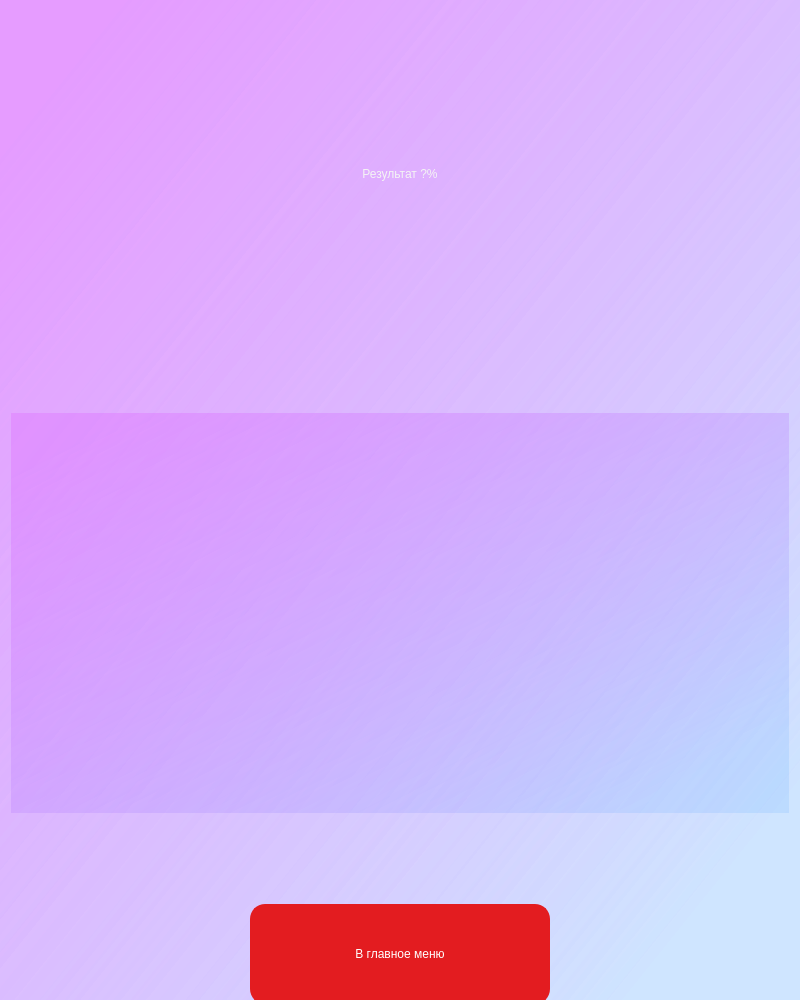
This is window/statisticwindow.ui in TimurOlegovichDev/Quizzy as Qt 5 draws it before an edit. The edited form follows.
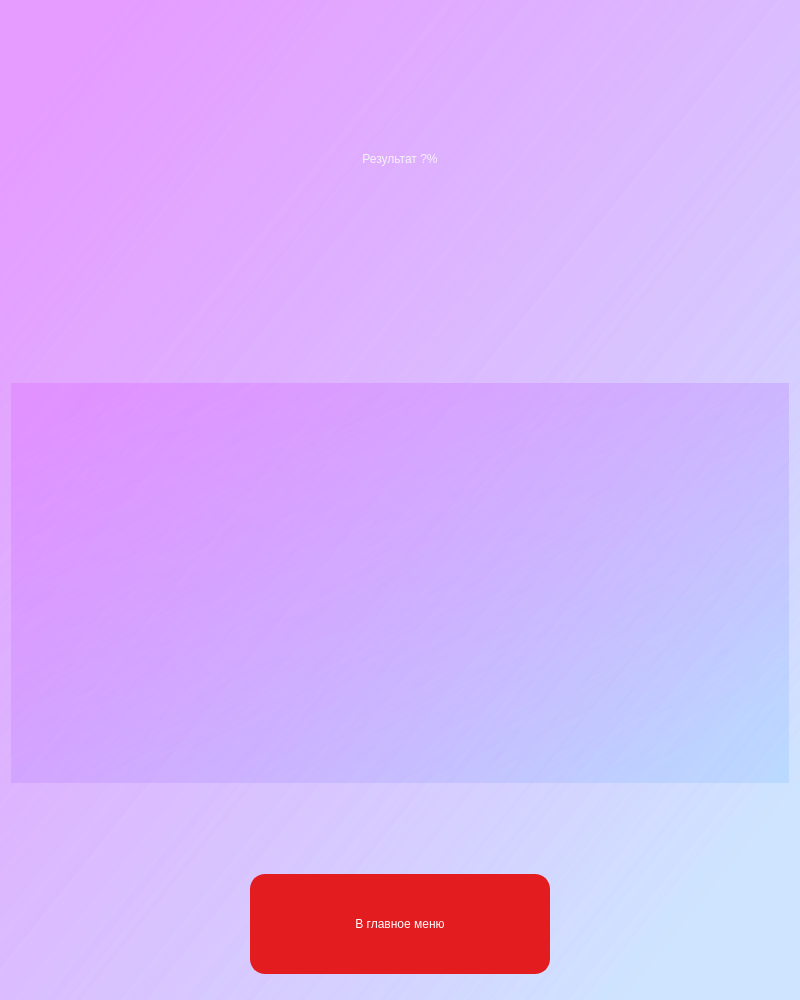
This is the edited form.

```diff
--- a/window/statisticwindow.ui
+++ b/window/statisticwindow.ui
@@ -194,6 +194,22 @@
      </item>
     </layout>
    </item>
+   <item>
+    <spacer name="verticalSpacer_3">
+     <property name="orientation">
+      <enum>Qt::Vertical</enum>
+     </property>
+     <property name="sizeType">
+      <enum>QSizePolicy::Fixed</enum>
+     </property>
+     <property name="sizeHint" stdset="0">
+      <size>
+       <width>20</width>
+       <height>30</height>
+      </size>
+     </property>
+    </spacer>
+   </item>
   </layout>
  </widget>
  <resources/>
```
Left out of the diff: 4 changed lines with no effect on the pictures.
